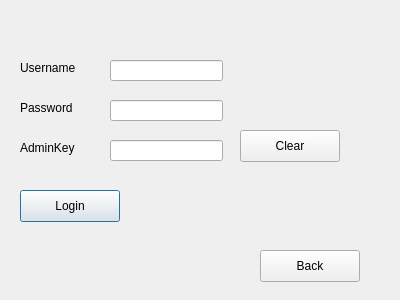
yassienE4/Lab_Project, file loginwindow.ui: the form before one commit.
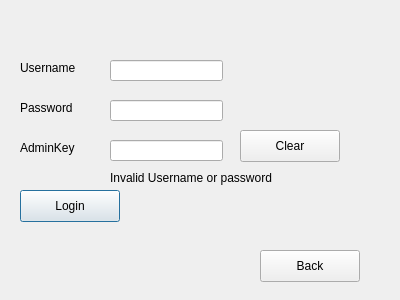
The form after the commit.

Commit message: Loginwindow and registration window

Patch:
```diff
--- a/loginwindow.ui
+++ b/loginwindow.ui
@@ -127,6 +127,19 @@
     <string>Back</string>
    </property>
   </widget>
+  <widget class="QLabel" name="Labelinvalid">
+   <property name="geometry">
+    <rect>
+     <x>110</x>
+     <y>170</y>
+     <width>201</width>
+     <height>16</height>
+    </rect>
+   </property>
+   <property name="text">
+    <string>Invalid Username or password</string>
+   </property>
+  </widget>
  </widget>
  <resources/>
  <connections/>
```
The commit also changes 9 other files.
